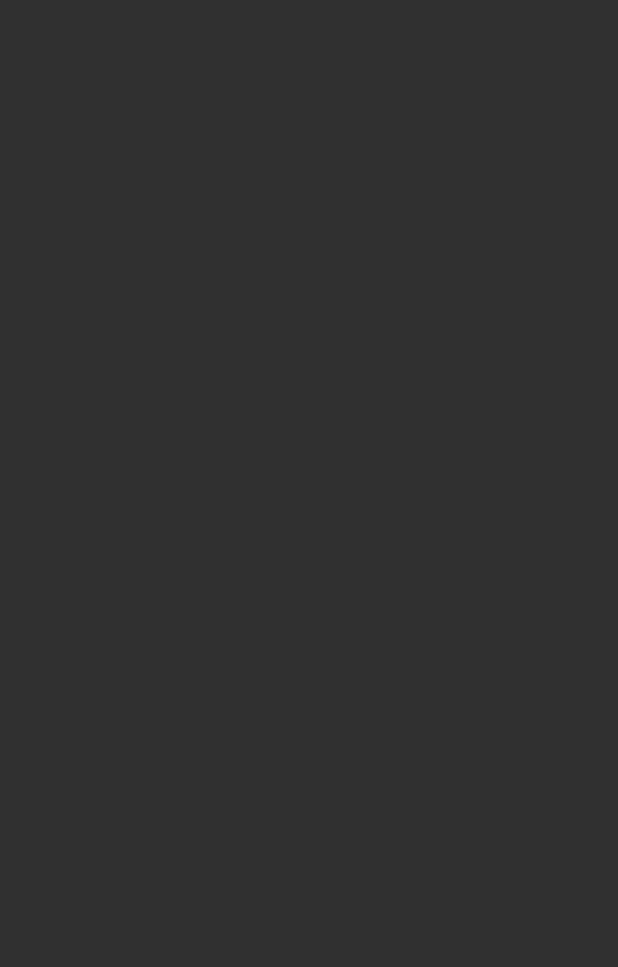
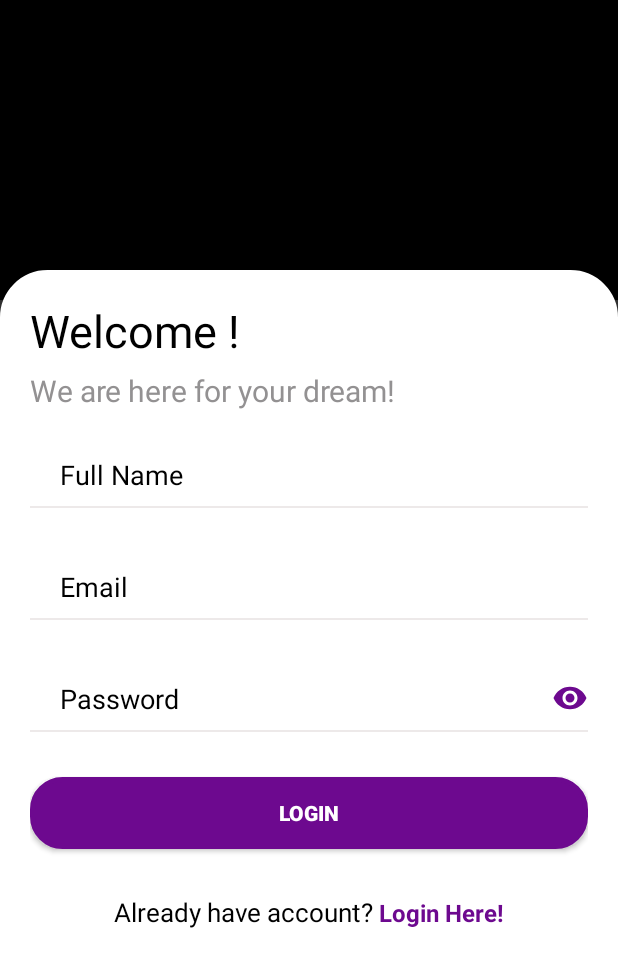
Before and after one commit to KayesFahim/Fly-Far-Ladies, an Android app: the RegistrationActivity screen opened directly, with no data from a screen before it, on a phone screen of 412 x 824 dp. Before the commit the part shown is empty. Shown: the top 967 px of the screen. Run offline under Robolectric (Android 15) with nearby library versions, the phone set to English and light mode, and no system bars.

Commit message:
Registration Done

```diff
--- a/app/src/main/res/layout/activity_login.xml
+++ b/app/src/main/res/layout/activity_login.xml
@@ -35,7 +35,7 @@
                 android:layout_width="wrap_content"
                 android:layout_height="wrap_content"
                 android:layout_below="@+id/welcome"
-                android:textSize="20dp"
+                android:textSize="20sp"
                 android:layout_marginTop="6dp"
                 android:layout_marginBottom="20dp"
                 android:textColor="@color/ash"
@@ -63,7 +63,7 @@
                 android:layout_height="wrap_content"
                 android:layout_below="@+id/editTextTextEmailAddress"
                 android:background="@drawable/bottomborder"
-                android:drawableRight="@drawable/passview"
+                android:drawableEnd="@drawable/passview"
                 android:ems="10"
                 android:hint="@string/password"
                 android:inputType="textWebPassword"
@@ -107,7 +107,7 @@
                     android:layout_width="wrap_content"
                     android:layout_height="wrap_content"
                     android:textSize="17sp"
-                    android:textColor="@color/ash"
+                    android:textColor="@color/black"
                     android:text="@string/don_t_have_an_account"/>
                 <TextView
                     android:layout_width="wrap_content"
--- a/app/src/main/res/layout/activity_registration.xml
+++ b/app/src/main/res/layout/activity_registration.xml
@@ -1,9 +1,132 @@
 <?xml version="1.0" encoding="utf-8"?>
-<androidx.constraintlayout.widget.ConstraintLayout xmlns:android="http://schemas.android.com/apk/res/android"
+<RelativeLayout xmlns:android="http://schemas.android.com/apk/res/android"
     xmlns:app="http://schemas.android.com/apk/res-auto"
     xmlns:tools="http://schemas.android.com/tools"
     android:layout_width="match_parent"
-    android:layout_height="match_parent"
-    tools:context=".RegistrationActivity">
+    android:layout_height="wrap_content"
+    tools:context=".LoginActivity">
 
-</androidx.constraintlayout.widget.ConstraintLayout>
+    <ImageView
+        android:id="@+id/logintopimage"
+        android:layout_width="match_parent"
+        android:layout_height="200dp"
+        android:background="@color/black" />
+
+    <RelativeLayout
+        android:layout_below="@id/logintopimage"
+        android:layout_width="match_parent"
+        android:layout_height="fill_parent"
+        android:layout_marginTop="-20dp"
+        android:paddingStart="20dp"
+        android:paddingEnd="20dp"
+        android:background="@drawable/loginform">
+
+        <TextView
+            android:layout_width="wrap_content"
+            android:layout_height="wrap_content"
+            android:textSize="30sp"
+            android:id="@+id/welcome"
+            android:textColor="@color/black"
+            android:layout_marginTop="20dp"
+            android:text="@string/welcome" />
+
+        <TextView
+            android:id="@+id/welcometag"
+            android:layout_width="wrap_content"
+            android:layout_height="wrap_content"
+            android:layout_below="@+id/welcome"
+            android:textSize="20sp"
+            android:layout_marginTop="6dp"
+            android:layout_marginBottom="20dp"
+            android:textColor="@color/ash"
+            android:text="@string/we_are_here_for_your_dream" />
+
+        <EditText
+            android:id="@+id/editTextTextName"
+            android:layout_width="match_parent"
+            android:layout_height="wrap_content"
+            android:layout_below="@+id/welcometag"
+            android:background="@drawable/bottomborder"
+            android:ems="10"
+            android:hint="@string/full_name"
+            android:inputType="textEmailAddress"
+            android:paddingStart="20dp"
+            android:paddingTop="10dp"
+            android:paddingBottom="10dp"
+            android:textColorHint="@color/black"
+            tools:ignore="RtlSymmetry" />
+
+
+        <EditText
+            android:id="@+id/editTextTextEmailAddress"
+            android:layout_width="match_parent"
+            android:layout_height="wrap_content"
+            android:layout_below="@+id/editTextTextName"
+            android:background="@drawable/bottomborder"
+            android:ems="10"
+            android:hint="@string/email"
+            android:inputType="textEmailAddress"
+            android:layout_marginTop="30dp"
+            android:paddingStart="20dp"
+            android:paddingTop="10dp"
+            android:paddingBottom="10dp"
+            android:textColorHint="@color/black"
+            tools:ignore="RtlSymmetry" />
+
+        <EditText
+            android:id="@+id/editTextPassword"
+            android:layout_width="match_parent"
+            android:layout_height="wrap_content"
+            android:layout_below="@+id/editTextTextEmailAddress"
+            android:background="@drawable/bottomborder"
+            android:drawableEnd="@drawable/passview"
+            android:ems="10"
+            android:hint="@string/password"
+            android:inputType="textWebPassword"
+            android:layout_marginTop="30dp"
+            android:paddingStart="20dp"
+            android:paddingTop="10dp"
+            android:paddingBottom="10dp"
+            android:textColorHint="@color/black"
+            tools:ignore="RtlSymmetry" />
+
+
+
+        <Button
+            android:layout_width="match_parent"
+            android:layout_height="wrap_content"
+            android:background="@drawable/button"
+            android:id="@+id/loginBtn"
+            android:text="@string/login"
+            android:textStyle="bold"
+            android:layout_below="@+id/editTextPassword"
+            android:layout_marginTop="30dp" />
+
+        <LinearLayout
+            android:layout_below="@id/loginBtn"
+            android:layout_width="wrap_content"
+            android:layout_height="wrap_content"
+            android:layout_centerHorizontal="true"
+            android:layout_marginTop="30dp">
+
+            <TextView
+                android:layout_width="wrap_content"
+                android:layout_height="wrap_content"
+                android:textSize="17sp"
+                android:textColor="@color/black"
+                android:text="@string/already_have_account"/>
+            <TextView
+                android:layout_width="wrap_content"
+                android:layout_height="wrap_content"
+                android:textColor="@color/primary"
+                android:layout_marginStart="3dp"
+                android:textSize="16sp"
+                android:textStyle="bold"
+                android:text="@string/login_here"/>
+
+        </LinearLayout>
+
+    </RelativeLayout>
+
+
+</RelativeLayout>
--- a/app/src/main/res/values-night/strings.xml
+++ b/app/src/main/res/values-night/strings.xml
@@ -2,4 +2,5 @@
 <resources>
     <string name="password">Password</string>
     <string name="forgot_password">Forgot password?</string>
+    <string name="we_are_here_for_your_dream">We are here for your dream!</string>
 </resources>
--- a/app/src/main/res/values/strings.xml
+++ b/app/src/main/res/values/strings.xml
@@ -9,4 +9,8 @@
     <string name="forgot_password">Forgot password?</string>
     <string name="don_t_have_an_account">Don\'t have an account?</string>
     <string name="register_here">Register here!</string>
+    <string name="we_are_here_for_your_dream">We are here for your dream!</string>
+    <string name="full_name">Full Name</string>
+    <string name="login_here">Login Here!</string>
+    <string name="already_have_account">Already have account?</string>
 </resources>
```
